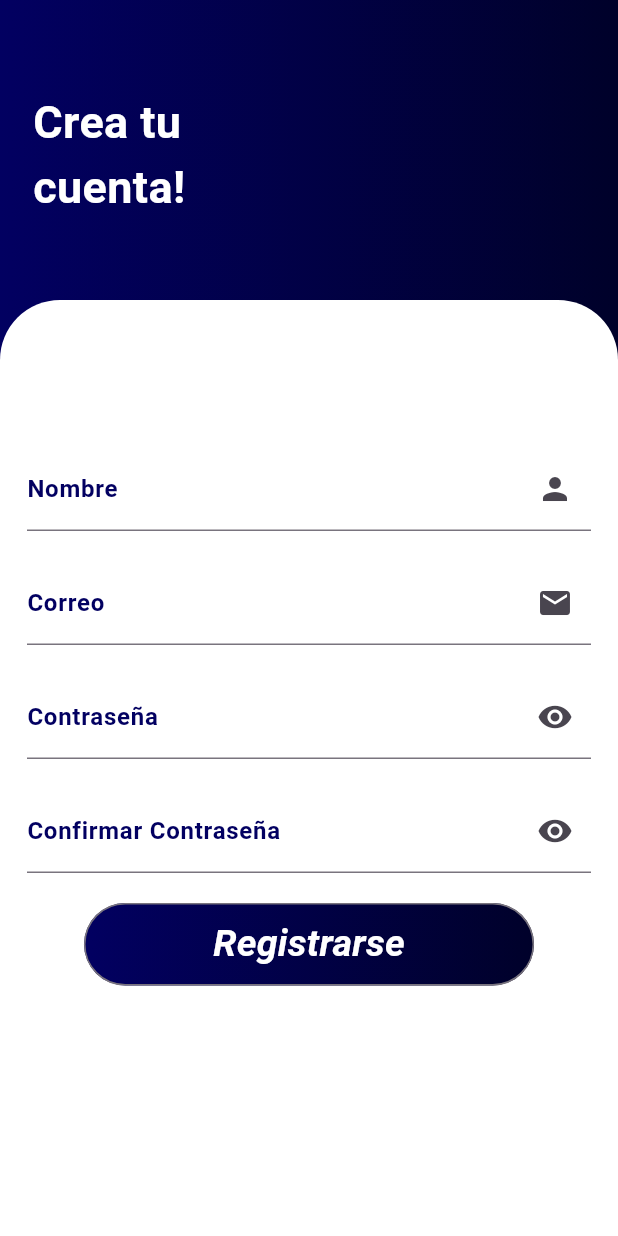
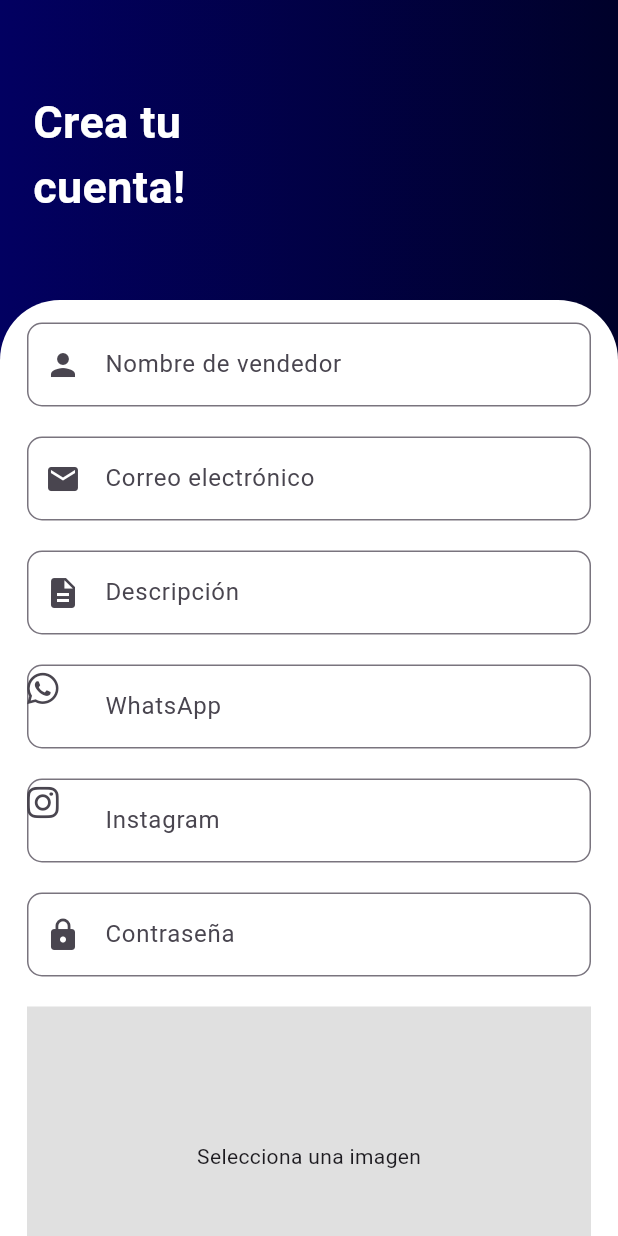
Before and after one commit to DanielGiron20/pumitasEmprendedores, a Flutter app: the RegistroPage screen opened by its route, on a phone screen of 412 x 824 dp. Run offline on Flutter 3.47's test engine with Material 3 defaults, Android fonts, the phone set to English and light mode, and no system bars; our stand-ins replace cloud_firestore, firebase_core, firebase_storage, font_awesome_flutter, get, image_picker; accounts and stored records are empty.

Commit message:
Funciones en pantalla registro

```diff
--- a/lib/login_page.dart
+++ b/lib/login_page.dart
@@ -60,14 +60,14 @@ class _LoginPageState extends State<LoginPage> {
                       children: [
                         CustomInputs(
                           show: false,
-                          nombrelabel: 'Correo',
-                          hint: 'Ingrese su correo',
+                          nombrelabel: 'Usuario',
+                          hint: 'Ingrese su nombre de vendedor',
                           teclado: TextInputType.emailAddress,
                           controller: correocontroller,
                           icono: Icons.check,
                           validator: (valor) {
                             if (valor == null || valor.isEmpty) {
-                              return 'El correo es obligatorio';
+                              return 'El nombre es obligatorio';
                             }
                           },
                         ),
--- a/lib/registro_page.dart
+++ b/lib/registro_page.dart
@@ -1,6 +1,10 @@
 import 'package:flutter/material.dart';
 import 'package:get/get.dart';
-import 'package:pumitas_emprendedores/wigets/custom_imputs.dart';
+import 'package:image_picker/image_picker.dart';
+import 'package:cloud_firestore/cloud_firestore.dart';
+import 'package:firebase_storage/firebase_storage.dart';
+import 'dart:io';
+import 'package:font_awesome_flutter/font_awesome_flutter.dart';
 
 class RegistroPage extends StatefulWidget {
   const RegistroPage({super.key});
@@ -10,15 +14,71 @@ class RegistroPage extends StatefulWidget {
 }
 
 class _RegistroPageState extends State<RegistroPage> {
-  final nombreController = TextEditingController();
-  final correoController = TextEditingController();
-  final contraseniaController = TextEditingController();
-  final confirmcontraController = TextEditingController();
-  final GlobalKey<FormState> formkey = GlobalKey<FormState>();
+  final _nombreController = TextEditingController();
+  final _correoController = TextEditingController();
+  final _descripcionController = TextEditingController();
+  final _whatsappController = TextEditingController();
+  final _instagramController = TextEditingController();
+  final _contrasenaController = TextEditingController();
+  final _picker = ImagePicker();
+  File? _logoFile;
+
+  final GlobalKey<FormState> _formKey = GlobalKey<FormState>();
 
   @override
-  void initState() {
-    super.initState();
+  void dispose() {
+    _nombreController.dispose();
+    _correoController.dispose();
+    _descripcionController.dispose();
+    _whatsappController.dispose();
+    _instagramController.dispose();
+    _contrasenaController.dispose();
+    super.dispose();
+  }
+
+  Future<void> _pickImage() async {
+    final pickedFile = await _picker.pickImage(source: ImageSource.gallery);
+    if (pickedFile != null) {
+      setState(() {
+        _logoFile = File(pickedFile.path);
+      });
+    }
+  }
+
+  Future<void> registerSeller() async {
+    if (_formKey.currentState?.validate() ?? false) {
+      try {
+        String logoUrl = '';
+        if (_logoFile != null) {
+          final storageRef = FirebaseStorage.instance
+              .ref()
+              .child('logos/${DateTime.now().millisecondsSinceEpoch}.png');
+          final uploadTask = await storageRef.putFile(_logoFile!);
+          logoUrl = await uploadTask.ref.getDownloadURL();
+        }
+
+        await FirebaseFirestore.instance.collection('sellers').add({
+          'name': _nombreController.text,
+          'email': _correoController.text,
+          'description': _descripcionController.text,
+          'instagram': _instagramController.text,
+          'whatsapp': _whatsappController.text,
+          'password': _contrasenaController.text,
+          'logo': logoUrl,
+        });
+
+        Get.snackbar('Éxito', 'Vendedor registrado exitosamente');
+
+        _formKey.currentState?.reset();
+        setState(() {
+          _logoFile = null;
+        });
+      } catch (e) {
+        Get.snackbar('Error', 'Error al registrar el vendedor');
+      }
+    } else {
+      print("Formulario no válido");
+    }
   }
 
   @override
@@ -28,8 +88,8 @@ class _RegistroPageState extends State<RegistroPage> {
         child: Stack(
           children: [
             Container(
-              height: 900,
-              width: 600,
+              height: 300,
+              width: double.infinity,
               decoration: const BoxDecoration(
                 gradient: LinearGradient(colors: [
                   Color.fromARGB(255, 2, 0, 97),
@@ -58,19 +118,24 @@ class _RegistroPageState extends State<RegistroPage> {
                   ),
                   color: Colors.white,
                 ),
-                height: 690,
-                width: 600,
                 child: Padding(
                   padding:
-                      const EdgeInsets.only(left: 18.0, right: 18, top: 15),
+                      const EdgeInsets.symmetric(horizontal: 18.0, vertical: 15),
                   child: Form(
-                    key: formkey,
+                    key: _formKey,
                     child: Column(
                       mainAxisAlignment: MainAxisAlignment.center,
                       children: [
-                        CustomInputs(
-                          show: false,
-                          controller: nombreController,
+                        TextFormField(
+                          controller: _nombreController,
+                          decoration: InputDecoration(
+                            labelText: 'Nombre de vendedor',
+                            hintText: 'Ingrese el nombre de vendedor',
+                            prefixIcon: const Icon(Icons.person),
+                            border: OutlineInputBorder(
+                              borderRadius: BorderRadius.circular(10),
+                            ),
+                          ),
                           validator: (valor) {
                             if (valor == null || valor.isEmpty) {
                               return 'El nombre es obligatorio';
@@ -80,88 +145,114 @@ class _RegistroPageState extends State<RegistroPage> {
                             }
                             return null;
                           },
-                          teclado: TextInputType.text,
-                          nombrelabel: 'Nombre',
-                          hint: 'Ingrese su Nombre',
-                          icono: Icons.person,
                         ),
                         const SizedBox(height: 20),
-                        CustomInputs(
-                          show: false,
-                          controller: correoController,
+                        TextFormField(
+                          controller: _correoController,
+                          decoration: InputDecoration(
+                            labelText: 'Correo electrónico',
+                            hintText: 'Ingrese su correo electrónico',
+                            prefixIcon: const Icon(Icons.email),
+                            border: OutlineInputBorder(
+                              borderRadius: BorderRadius.circular(10),
+                            ),
+                          ),
+                          keyboardType: TextInputType.emailAddress,
                           validator: (valor) {
                             if (valor == null || valor.isEmpty) {
                               return 'El correo es obligatorio';
                             }
                             if (!GetUtils.isEmail(valor)) {
-                              return 'El correo no es valido';
-                            }
-                            return null;
-                          },
-                          teclado: TextInputType.emailAddress,
-                          nombrelabel: 'Correo',
-                          hint: 'Ingrese su correo',
-                          icono: Icons.email,
-                        ),
-                        const SizedBox(height: 20),
-                        PasswordInput(
-                          nombrelabel: 'Contraseña',
-                          hint: 'Ingrese su contraseña',
-                          controller: contraseniaController,
-                          validator: (valor) {
-                            if (valor == null || valor.isEmpty) {
-                              return 'Este campo es obligatorio';
-                            }
-                            if (valor.length < 8) {
-                              return 'La contraseña debe tener al menos 8 caracteres';
-                            }
-                            if (!valor.contains(RegExp(r'[A-Z]')) ||
-                                !valor.contains(RegExp(r'[!@#\$&*~_&-]'))) {
-                              return 'La contraseña debe contener una mayúscula y un carácter especial';
+                              return 'El correo no es válido';
                             }
                             return null;
                           },
                         ),
                         const SizedBox(height: 20),
-                        PasswordInput(
-                          nombrelabel: 'Confirmar Contraseña',
-                          hint: 'Confirma tu Contraseña',
-                          controller: confirmcontraController,
+                        TextFormField(
+                          controller: _descripcionController,
+                          decoration: InputDecoration(
+                            labelText: 'Descripción',
+                            hintText: 'Ingrese una descripción del negocio',
+                            prefixIcon: const Icon(Icons.description),
+                            border: OutlineInputBorder(
+                              borderRadius: BorderRadius.circular(10),
+                            ),
+                          ),
                           validator: (valor) {
                             if (valor == null || valor.isEmpty) {
-                              return 'Este campo es obligatorio';
-                            }
-                            if (valor != contraseniaController.text) {
-                              return 'Las contraseñas no coinciden';
+                              return 'La descripción es obligatoria';
                             }
                             return null;
                           },
                         ),
                         const SizedBox(height: 20),
-                        Container(
-                          height: 55,
-                          width: 300,
-                          decoration: const BoxDecoration(
-                            borderRadius: BorderRadius.all(Radius.circular(40)),
-                            gradient: LinearGradient(colors: [
-                              Color.fromARGB(255, 2, 0, 97),
-                              Color.fromARGB(255, 0, 1, 42),
-                            ]),
-                          ),
-                          child: OutlinedButton(
-                            onPressed: () {},
-                            child: const Text(
-                              'Registrarse',
-                              style: TextStyle(
-                                fontSize: 25,
-                                fontWeight: FontWeight.bold,
-                                fontStyle: FontStyle.italic,
-                                color: Colors.white,
-                              ),
+                        TextFormField(
+                          controller: _whatsappController,
+                          decoration: InputDecoration(
+                            labelText: 'WhatsApp',
+                            hintText: 'Ingrese el número de WhatsApp',
+                            prefixIcon: const FaIcon(FontAwesomeIcons.whatsapp),
+                            border: OutlineInputBorder(
+                              borderRadius: BorderRadius.circular(10),
                             ),
                           ),
+                          keyboardType: TextInputType.phone,
                         ),
-                        const SizedBox(height: 150),
+                        const SizedBox(height: 20),
+                        TextFormField(
+                          controller: _instagramController,
+                          decoration: InputDecoration(
+                            labelText: 'Instagram',
+                            hintText: 'Ingrese el enlace de Instagram',
+                            prefixIcon: const FaIcon(FontAwesomeIcons.instagram),
+                            border: OutlineInputBorder(
+                              borderRadius: BorderRadius.circular(10),
+                            ),
+                          ),
+                          keyboardType: TextInputType.url,
+                        ),
+                        const SizedBox(height: 20),
+                        // Campo de contraseña
+                        TextFormField(
+                          controller: _contrasenaController,
+                          obscureText: true,
+                          decoration: InputDecoration(
+                            labelText: 'Contraseña',
+                            hintText: 'Ingrese su contraseña',
+                            prefixIcon: const Icon(Icons.lock),
+                            border: OutlineInputBorder(
+                              borderRadius: BorderRadius.circular(10),
+                            ),
+                          ),
+                          validator: (valor) {
+                            if (valor == null || valor.isEmpty) {
+                              return 'La contraseña es obligatoria';
+                            }
+                            if (valor.length < 6) {
+                              return 'La contraseña debe tener al menos 6 caracteres';
+                            }
+                            return null;
+                          },
+                        ),
+                        const SizedBox(height: 20),
+                        GestureDetector(
+                          onTap: _pickImage,
+                          child: Container(
+                            width: double.infinity,
+                            height: 200,
+                            color: Colors.grey[300],
+                            child: _logoFile == null
+                                ? const Center(child: Text('Selecciona una imagen'))
+                                : Image.file(_logoFile!),
+                          ),
+                        ),
+                        const SizedBox(height: 20),
+                        ElevatedButton(
+                          onPressed: registerSeller,
+                          child: const Text('Registrar'),
+                        ),
+                        const SizedBox(height: 20),
                       ],
                     ),
                   ),
--- a/pubspec.yaml
+++ b/pubspec.yaml
@@ -37,6 +37,11 @@ dependencies:
   cupertino_icons: ^1.0.2
   firebase_core: ^3.4.0
   get: ^4.6.6
+  image_picker: ^1.1.2
+  firebase_auth: ^5.2.0
+  cloud_firestore: ^5.4.0
+  firebase_storage: ^12.2.0
+  font_awesome_flutter: ^10.7.0
 
 dev_dependencies:
   flutter_test:
```
Also changed, not shown: lib/main.dart (+8 -2 lines), pubspec.lock, 7 other files.
